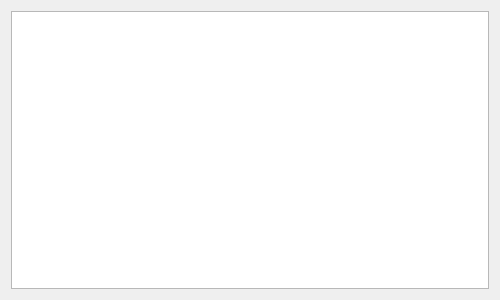
Qt form ECT/capcolu.ui (sunxianliang1/ECT-8) before a commit.
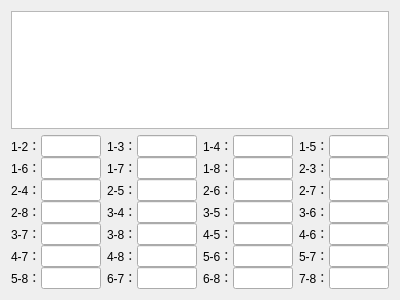
The same form after that commit. Icons and pictures are not drawn. Custom widgets are drawn as their Qt base class.

Patch:
```diff
--- a/ECT/capcolu.ui
+++ b/ECT/capcolu.ui
@@ -1,18 +1,30 @@
 <?xml version="1.0" encoding="UTF-8"?>
 <ui version="4.0">
- <class>cuicapcolu</class>
- <widget class="QWidget" name="cuicapcolu">
+ <class>capcolu</class>
+ <widget class="QWidget" name="capcolu">
+  <property name="windowModality">
+   <enum>Qt::ApplicationModal</enum>
+  </property>
+  <property name="enabled">
+   <bool>true</bool>
+  </property>
   <property name="geometry">
    <rect>
     <x>0</x>
     <y>0</y>
-    <width>500</width>
+    <width>400</width>
     <height>300</height>
    </rect>
   </property>
+  <property name="sizePolicy">
+   <sizepolicy hsizetype="Minimum" vsizetype="Minimum">
+    <horstretch>0</horstretch>
+    <verstretch>0</verstretch>
+   </sizepolicy>
+  </property>
   <property name="minimumSize">
    <size>
-    <width>500</width>
+    <width>400</width>
     <height>300</height>
    </size>
   </property>
@@ -25,15 +37,551 @@
   </property>
   <layout class="QGridLayout" name="gridLayout">
    <item row="0" column="0">
-    <widget class="QChartView" name="textEdit"/>
+    <widget class="QCustomPlot" name="cdataview"/>
+   </item>
+   <item row="1" column="0">
+    <layout class="QHBoxLayout" name="horizontalLayout_33">
+     <item>
+      <layout class="QVBoxLayout" name="verticalLayout">
+       <property name="spacing">
+        <number>0</number>
+       </property>
+       <item>
+        <layout class="QHBoxLayout" name="horizontalLayout_6">
+         <property name="spacing">
+          <number>0</number>
+         </property>
+         <item>
+          <widget class="QLabel" name="label_6">
+           <property name="text">
+            <string>1-2：</string>
+           </property>
+          </widget>
+         </item>
+         <item>
+          <widget class="QLineEdit" name="lineEdit1"/>
+         </item>
+        </layout>
+       </item>
+       <item>
+        <layout class="QHBoxLayout" name="horizontalLayout_5">
+         <property name="spacing">
+          <number>0</number>
+         </property>
+         <item>
+          <widget class="QLabel" name="label_5">
+           <property name="text">
+            <string>1-6：</string>
+           </property>
+          </widget>
+         </item>
+         <item>
+          <widget class="QLineEdit" name="lineEdit5"/>
+         </item>
+        </layout>
+       </item>
+       <item>
+        <layout class="QHBoxLayout" name="horizontalLayout">
+         <property name="spacing">
+          <number>0</number>
+         </property>
+         <item>
+          <widget class="QLabel" name="label">
+           <property name="text">
+            <string>2-4：</string>
+           </property>
+          </widget>
+         </item>
+         <item>
+          <widget class="QLineEdit" name="lineEdit9"/>
+         </item>
+        </layout>
+       </item>
+       <item>
+        <layout class="QHBoxLayout" name="horizontalLayout_2">
+         <property name="spacing">
+          <number>0</number>
+         </property>
+         <item>
+          <widget class="QLabel" name="label_2">
+           <property name="text">
+            <string>2-8：</string>
+           </property>
+          </widget>
+         </item>
+         <item>
+          <widget class="QLineEdit" name="lineEdit13"/>
+         </item>
+        </layout>
+       </item>
+       <item>
+        <layout class="QHBoxLayout" name="horizontalLayout_4">
+         <property name="spacing">
+          <number>0</number>
+         </property>
+         <item>
+          <widget class="QLabel" name="label_4">
+           <property name="text">
+            <string>3-7：</string>
+           </property>
+          </widget>
+         </item>
+         <item>
+          <widget class="QLineEdit" name="lineEdit17"/>
+         </item>
+        </layout>
+       </item>
+       <item>
+        <layout class="QHBoxLayout" name="horizontalLayout_3">
+         <property name="spacing">
+          <number>0</number>
+         </property>
+         <item>
+          <widget class="QLabel" name="label_3">
+           <property name="text">
+            <string>4-7：</string>
+           </property>
+          </widget>
+         </item>
+         <item>
+          <widget class="QLineEdit" name="lineEdit21"/>
+         </item>
+        </layout>
+       </item>
+       <item>
+        <layout class="QHBoxLayout" name="horizontalLayout_8">
+         <property name="spacing">
+          <number>0</number>
+         </property>
+         <item>
+          <widget class="QLabel" name="label_8">
+           <property name="text">
+            <string>5-8：</string>
+           </property>
+          </widget>
+         </item>
+         <item>
+          <widget class="QLineEdit" name="lineEdit25"/>
+         </item>
+        </layout>
+       </item>
+       <item>
+        <layout class="QHBoxLayout" name="horizontalLayout_7">
+         <property name="spacing">
+          <number>0</number>
+         </property>
+        </layout>
+       </item>
+      </layout>
+     </item>
+     <item>
+      <layout class="QVBoxLayout" name="verticalLayout_2">
+       <property name="spacing">
+        <number>0</number>
+       </property>
+       <item>
+        <layout class="QHBoxLayout" name="horizontalLayout_9">
+         <property name="spacing">
+          <number>0</number>
+         </property>
+         <item>
+          <widget class="QLabel" name="label_9">
+           <property name="text">
+            <string>1-3：</string>
+           </property>
+          </widget>
+         </item>
+         <item>
+          <widget class="QLineEdit" name="lineEdit2"/>
+         </item>
+        </layout>
+       </item>
+       <item>
+        <layout class="QHBoxLayout" name="horizontalLayout_10">
+         <property name="spacing">
+          <number>0</number>
+         </property>
+         <item>
+          <widget class="QLabel" name="label_10">
+           <property name="text">
+            <string>1-7：</string>
+           </property>
+          </widget>
+         </item>
+         <item>
+          <widget class="QLineEdit" name="lineEdit6"/>
+         </item>
+        </layout>
+       </item>
+       <item>
+        <layout class="QHBoxLayout" name="horizontalLayout_11">
+         <property name="spacing">
+          <number>0</number>
+         </property>
+         <item>
+          <widget class="QLabel" name="label_11">
+           <property name="text">
+            <string>2-5：</string>
+           </property>
+          </widget>
+         </item>
+         <item>
+          <widget class="QLineEdit" name="lineEdit10"/>
+         </item>
+        </layout>
+       </item>
+       <item>
+        <layout class="QHBoxLayout" name="horizontalLayout_12">
+         <property name="spacing">
+          <number>0</number>
+         </property>
+         <item>
+          <widget class="QLabel" name="label_12">
+           <property name="text">
+            <string>3-4：</string>
+           </property>
+          </widget>
+         </item>
+         <item>
+          <widget class="QLineEdit" name="lineEdit14"/>
+         </item>
+        </layout>
+       </item>
+       <item>
+        <layout class="QHBoxLayout" name="horizontalLayout_13">
+         <property name="spacing">
+          <number>0</number>
+         </property>
+         <item>
+          <widget class="QLabel" name="label_13">
+           <property name="text">
+            <string>3-8：</string>
+           </property>
+          </widget>
+         </item>
+         <item>
+          <widget class="QLineEdit" name="lineEdit18"/>
+         </item>
+        </layout>
+       </item>
+       <item>
+        <layout class="QHBoxLayout" name="horizontalLayout_14">
+         <property name="spacing">
+          <number>0</number>
+         </property>
+         <item>
+          <widget class="QLabel" name="label_14">
+           <property name="text">
+            <string>4-8：</string>
+           </property>
+          </widget>
+         </item>
+         <item>
+          <widget class="QLineEdit" name="lineEdit22"/>
+         </item>
+        </layout>
+       </item>
+       <item>
+        <layout class="QHBoxLayout" name="horizontalLayout_15">
+         <property name="spacing">
+          <number>0</number>
+         </property>
+         <item>
+          <widget class="QLabel" name="label_15">
+           <property name="text">
+            <string>6-7：</string>
+           </property>
+          </widget>
+         </item>
+         <item>
+          <widget class="QLineEdit" name="lineEdit26"/>
+         </item>
+        </layout>
+       </item>
+       <item>
+        <layout class="QHBoxLayout" name="horizontalLayout_16">
+         <property name="spacing">
+          <number>0</number>
+         </property>
+        </layout>
+       </item>
+      </layout>
+     </item>
+     <item>
+      <layout class="QVBoxLayout" name="verticalLayout_3">
+       <property name="spacing">
+        <number>0</number>
+       </property>
+       <item>
+        <layout class="QHBoxLayout" name="horizontalLayout_17">
+         <property name="spacing">
+          <number>0</number>
+         </property>
+         <item>
+          <widget class="QLabel" name="label_17">
+           <property name="text">
+            <string>1-4：</string>
+           </property>
+          </widget>
+         </item>
+         <item>
+          <widget class="QLineEdit" name="lineEdit3"/>
+         </item>
+        </layout>
+       </item>
+       <item>
+        <layout class="QHBoxLayout" name="horizontalLayout_18">
+         <property name="spacing">
+          <number>0</number>
+         </property>
+         <item>
+          <widget class="QLabel" name="label_18">
+           <property name="text">
+            <string>1-8：</string>
+           </property>
+          </widget>
+         </item>
+         <item>
+          <widget class="QLineEdit" name="lineEdit7"/>
+         </item>
+        </layout>
+       </item>
+       <item>
+        <layout class="QHBoxLayout" name="horizontalLayout_19">
+         <property name="spacing">
+          <number>0</number>
+         </property>
+         <item>
+          <widget class="QLabel" name="label_19">
+           <property name="text">
+            <string>2-6：</string>
+           </property>
+          </widget>
+         </item>
+         <item>
+          <widget class="QLineEdit" name="lineEdit11"/>
+         </item>
+        </layout>
+       </item>
+       <item>
+        <layout class="QHBoxLayout" name="horizontalLayout_20">
+         <property name="spacing">
+          <number>0</number>
+         </property>
+         <item>
+          <widget class="QLabel" name="label_20">
+           <property name="text">
+            <string>3-5：</string>
+           </property>
+          </widget>
+         </item>
+         <item>
+          <widget class="QLineEdit" name="lineEdit15"/>
+         </item>
+        </layout>
+       </item>
+       <item>
+        <layout class="QHBoxLayout" name="horizontalLayout_21">
+         <property name="spacing">
+          <number>0</number>
+         </property>
+         <item>
+          <widget class="QLabel" name="label_21">
+           <property name="text">
+            <string>4-5：</string>
+           </property>
+          </widget>
+         </item>
+         <item>
+          <widget class="QLineEdit" name="lineEdit19"/>
+         </item>
+        </layout>
+       </item>
+       <item>
+        <layout class="QHBoxLayout" name="horizontalLayout_22">
+         <property name="spacing">
+          <number>0</number>
+         </property>
+         <item>
+          <widget class="QLabel" name="label_22">
+           <property name="text">
+            <string>5-6：</string>
+           </property>
+          </widget>
+         </item>
+         <item>
+          <widget class="QLineEdit" name="lineEdit23"/>
+         </item>
+        </layout>
+       </item>
+       <item>
+        <layout class="QHBoxLayout" name="horizontalLayout_23">
+         <property name="spacing">
+          <number>0</number>
+         </property>
+         <item>
+          <widget class="QLabel" name="label_23">
+           <property name="text">
+            <string>6-8：</string>
+           </property>
+          </widget>
+         </item>
+         <item>
+          <widget class="QLineEdit" name="lineEdit27"/>
+         </item>
+        </layout>
+       </item>
+       <item>
+        <layout class="QHBoxLayout" name="horizontalLayout_24">
+         <property name="spacing">
+          <number>0</number>
+         </property>
+        </layout>
+       </item>
+      </layout>
+     </item>
+     <item>
+      <layout class="QVBoxLayout" name="verticalLayout_4">
+       <property name="spacing">
+        <number>0</number>
+       </property>
+       <item>
+        <layout class="QHBoxLayout" name="horizontalLayout_25">
+         <property name="spacing">
+          <number>0</number>
+         </property>
+         <item>
+          <widget class="QLabel" name="label_25">
+           <property name="text">
+            <string>1-5：</string>
+           </property>
+          </widget>
+         </item>
+         <item>
+          <widget class="QLineEdit" name="lineEdit4"/>
+         </item>
+        </layout>
+       </item>
+       <item>
+        <layout class="QHBoxLayout" name="horizontalLayout_26">
+         <property name="spacing">
+          <number>0</number>
+         </property>
+         <item>
+          <widget class="QLabel" name="label_26">
+           <property name="text">
+            <string>2-3：</string>
+           </property>
+          </widget>
+         </item>
+         <item>
+          <widget class="QLineEdit" name="lineEdit8"/>
+         </item>
+        </layout>
+       </item>
+       <item>
+        <layout class="QHBoxLayout" name="horizontalLayout_27">
+         <property name="spacing">
+          <number>0</number>
+         </property>
+         <item>
+          <widget class="QLabel" name="label_27">
+           <property name="text">
+            <string>2-7：</string>
+           </property>
+          </widget>
+         </item>
+         <item>
+          <widget class="QLineEdit" name="lineEdit12"/>
+         </item>
+        </layout>
+       </item>
+       <item>
+        <layout class="QHBoxLayout" name="horizontalLayout_28">
+         <property name="spacing">
+          <number>0</number>
+         </property>
+         <item>
+          <widget class="QLabel" name="label_28">
+           <property name="text">
+            <string>3-6：</string>
+           </property>
+          </widget>
+         </item>
+         <item>
+          <widget class="QLineEdit" name="lineEdit16"/>
+         </item>
+        </layout>
+       </item>
+       <item>
+        <layout class="QHBoxLayout" name="horizontalLayout_29">
+         <property name="spacing">
+          <number>0</number>
+         </property>
+         <item>
+          <widget class="QLabel" name="label_29">
+           <property name="text">
+            <string>4-6：</string>
+           </property>
+          </widget>
+         </item>
+         <item>
+          <widget class="QLineEdit" name="lineEdit20"/>
+         </item>
+        </layout>
+       </item>
+       <item>
+        <layout class="QHBoxLayout" name="horizontalLayout_30">
+         <property name="spacing">
+          <number>0</number>
+         </property>
+         <item>
+          <widget class="QLabel" name="label_30">
+           <property name="text">
+            <string>5-7：</string>
+           </property>
+          </widget>
+         </item>
+         <item>
+          <widget class="QLineEdit" name="lineEdit24"/>
+         </item>
+        </layout>
+       </item>
+       <item>
+        <layout class="QHBoxLayout" name="horizontalLayout_31">
+         <property name="spacing">
+          <number>0</number>
+         </property>
+         <item>
+          <widget class="QLabel" name="label_31">
+           <property name="text">
+            <string>7-8：</string>
+           </property>
+          </widget>
+         </item>
+         <item>
+          <widget class="QLineEdit" name="lineEdit28"/>
+         </item>
+        </layout>
+       </item>
+       <item>
+        <layout class="QHBoxLayout" name="horizontalLayout_32">
+         <property name="spacing">
+          <number>0</number>
+         </property>
+        </layout>
+       </item>
+      </layout>
+     </item>
+    </layout>
    </item>
   </layout>
  </widget>
  <customwidgets>
   <customwidget>
-   <class>QChartView</class>
-   <extends>QTextEdit</extends>
-   <header location="global">qchartview.h</header>
+   <class>QCustomPlot</class>
+   <extends>QTextBrowser</extends>
+   <header>qcustomplot.h</header>
   </customwidget>
  </customwidgets>
  <resources>
```
Left out of the diff: 10 changed lines with no effect on the pictures.
